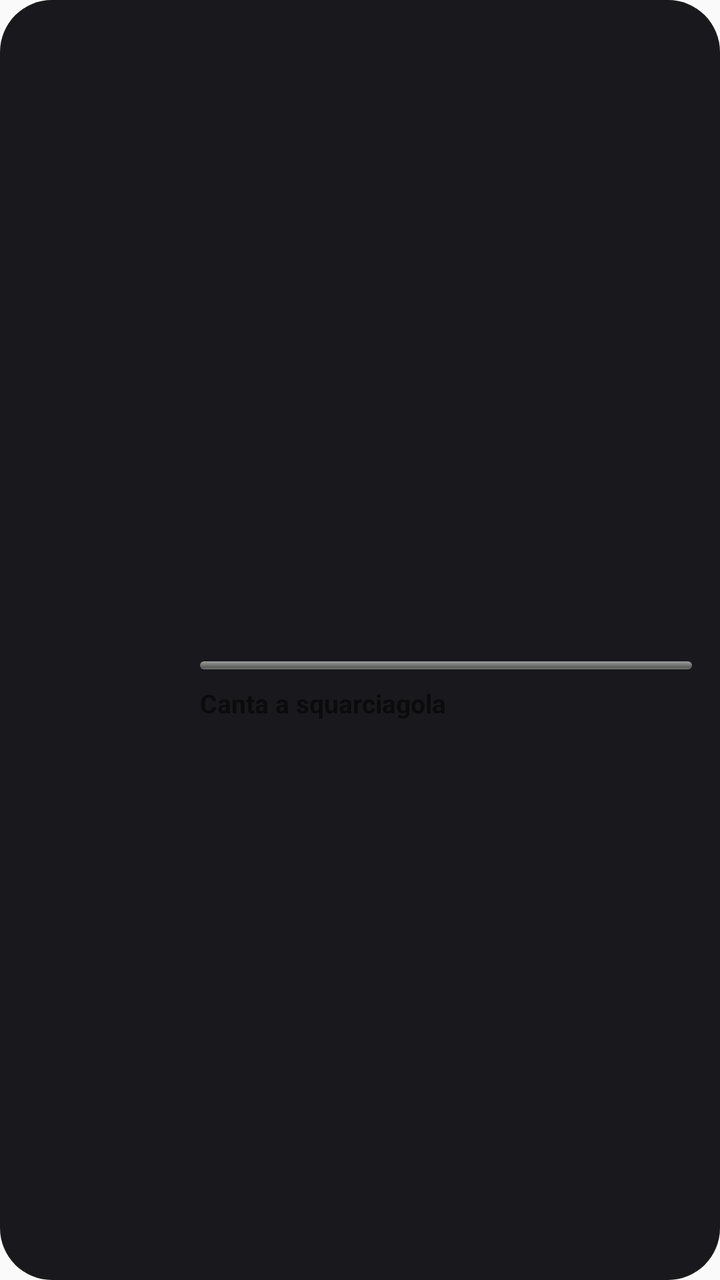
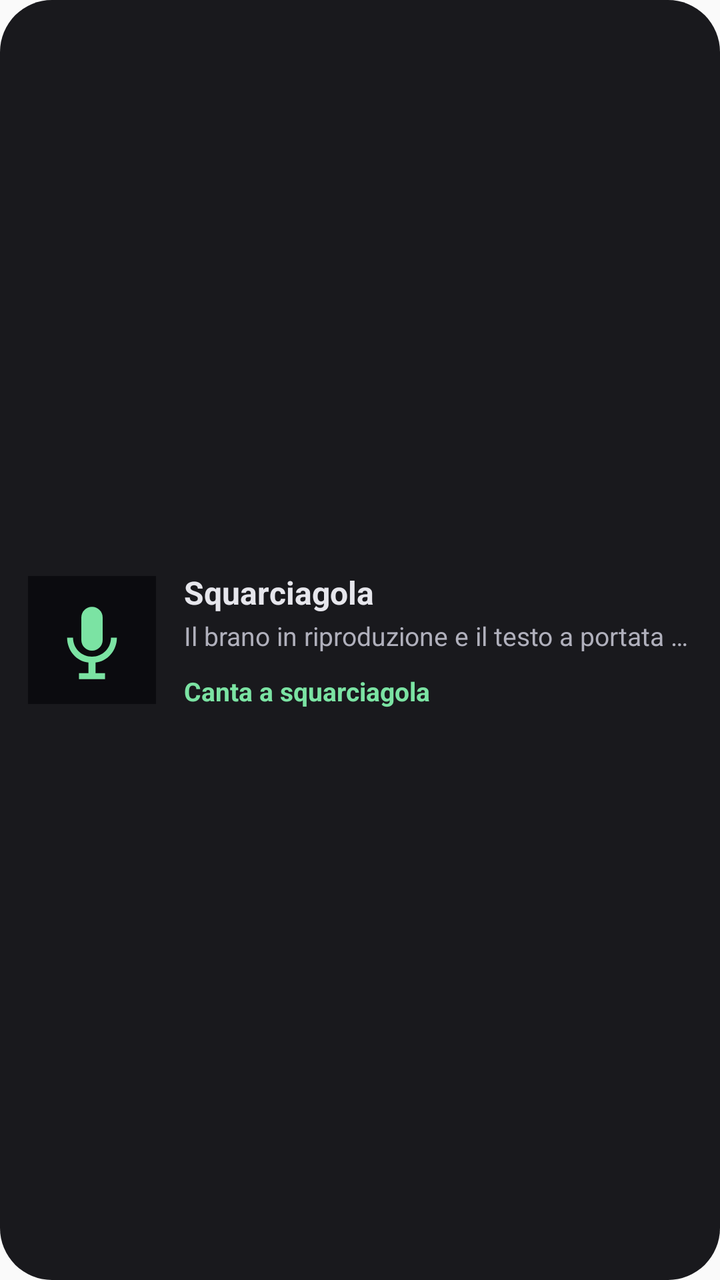

Before-and-after screenshots of an Android layout around one commit, followed by the original layout XML and the change that was made.
<!-- AndroidManifest.xml: application theme Theme.Squarciagola -->
<!-- res/layout/widget_squarciagola.xml -->
<?xml version="1.0" encoding="utf-8"?>
<LinearLayout xmlns:android="http://schemas.android.com/apk/res/android"
    android:id="@+id/radice"
    android:layout_width="match_parent"
    android:layout_height="match_parent"
    android:orientation="horizontal"
    android:background="@drawable/widget_sfondo"
    android:padding="14dp"
    android:gravity="center_vertical">

    <ImageView
        android:id="@+id/copertina"
        android:layout_width="72dp"
        android:layout_height="72dp"
        android:scaleType="centerCrop"
        android:contentDescription="@string/app_name" />

    <LinearLayout
        android:layout_width="0dp"
        android:layout_height="wrap_content"
        android:layout_weight="1"
        android:layout_marginStart="14dp"
        android:orientation="vertical">

        <TextView
            android:id="@+id/titolo"
            android:layout_width="match_parent"
            android:layout_height="wrap_content"
            android:maxLines="1"
            android:ellipsize="end"
            android:textColor="#FFE6E6EC"
            android:textSize="16sp"
            android:textStyle="bold" />

        <TextView
            android:id="@+id/artista"
            android:layout_width="match_parent"
            android:layout_height="wrap_content"
            android:maxLines="1"
            android:ellipsize="end"
            android:textColor="#FFB0B0BC"
            android:textSize="13sp"
            android:layout_marginTop="2dp" />

        <ProgressBar
            android:id="@+id/avanzamento"
            style="@android:style/Widget.ProgressBar.Horizontal"
            android:layout_width="match_parent"
            android:layout_height="4dp"
            android:layout_marginTop="10dp"
            android:max="1000" />

        <TextView
            android:id="@+id/azione"
            android:layout_width="wrap_content"
            android:layout_height="wrap_content"
            android:layout_marginTop="8dp"
            android:text="@string/widget_canta"
            android:textSize="13sp"
            android:textStyle="bold" />
    </LinearLayout>
</LinearLayout>
<!-- resources referenced by this layout -->
<resources>
  <!-- drawable widget_sfondo (drawable) -->
  <?xml version="1.0" encoding="utf-8"?>
  <shape xmlns:android="http://schemas.android.com/apk/res/android" android:shape="rectangle">
      <solid android:color="#F00B0B0F" />
      <corners android:radius="26dp" />
  </shape>
  <string name="app_name">Squarciagola</string>
  <string name="widget_canta">Canta a squarciagola</string>
  <style name="Theme.Squarciagola" parent="Theme.AppCompat.DayNight.NoActionBar" />
</resources>

<!-- the commit's change to res/layout/widget_squarciagola.xml (unified diff, before → after) -->
@@ -10,9 +10,10 @@
 
     <ImageView
         android:id="@+id/copertina"
-        android:layout_width="72dp"
-        android:layout_height="72dp"
+        android:layout_width="64dp"
+        android:layout_height="64dp"
         android:scaleType="centerCrop"
+        android:src="@drawable/ic_launcher"
         android:contentDescription="@string/app_name" />
 
     <LinearLayout
@@ -28,6 +29,7 @@
             android:layout_height="wrap_content"
             android:maxLines="1"
             android:ellipsize="end"
+            android:text="@string/app_name"
             android:textColor="#FFE6E6EC"
             android:textSize="16sp"
             android:textStyle="bold" />
@@ -38,24 +40,18 @@
             android:layout_height="wrap_content"
             android:maxLines="1"
             android:ellipsize="end"
+            android:text="@string/widget_descrizione"
             android:textColor="#FFB0B0BC"
             android:textSize="13sp"
             android:layout_marginTop="2dp" />
-
-        <ProgressBar
-            android:id="@+id/avanzamento"
-            style="@android:style/Widget.ProgressBar.Horizontal"
-            android:layout_width="match_parent"
-            android:layout_height="4dp"
-            android:layout_marginTop="10dp"
-            android:max="1000" />
 
         <TextView
             android:id="@+id/azione"
             android:layout_width="wrap_content"
             android:layout_height="wrap_content"
-            android:layout_marginTop="8dp"
+            android:layout_marginTop="10dp"
             android:text="@string/widget_canta"
+            android:textColor="#FF7BE3A3"
             android:textSize="13sp"
             android:textStyle="bold" />
     </LinearLayout>
<!-- resource entries referenced after the edit -->
@@ -1,5 +1,22 @@
 <!-- resources referenced by this layout -->
 <resources>
+  <!-- drawable ic_launcher (drawable) -->
+  <?xml version="1.0" encoding="utf-8"?>
+  <vector xmlns:android="http://schemas.android.com/apk/res/android"
+      android:width="108dp"
+      android:height="108dp"
+      android:viewportWidth="108"
+      android:viewportHeight="108">
+      <path
+          android:fillColor="#0B0B0F"
+          android:pathData="M0,0h108v108h-108z" />
+      <path
+          android:fillColor="#7BE3A3"
+          android:pathData="M54,26c-5,0 -9,4 -9,9v19c0,5 4,9 9,9s9,-4 9,-9v-19c0,-5 -4,-9 -9,-9z" />
+      <path
+          android:fillColor="#7BE3A3"
+          android:pathData="M38,52h-5c0,11 8,20 18,21v9h-8v5h22v-5h-8v-9c10,-1 18,-10 18,-21h-5c0,9 -7,16 -16,16s-16,-7 -16,-16z" />
+  </vector>
   <!-- drawable widget_sfondo (drawable) -->
   <?xml version="1.0" encoding="utf-8"?>
   <shape xmlns:android="http://schemas.android.com/apk/res/android" android:shape="rectangle">
@@ -8,6 +25,7 @@
   </shape>
   <string name="app_name">Squarciagola</string>
   <string name="widget_canta">Canta a squarciagola</string>
+  <string name="widget_descrizione">Il brano in riproduzione e il testo a portata di tocco</string>
   <style name="Theme.Squarciagola" parent="Theme.AppCompat.DayNight.NoActionBar" />
 </resources>
 
